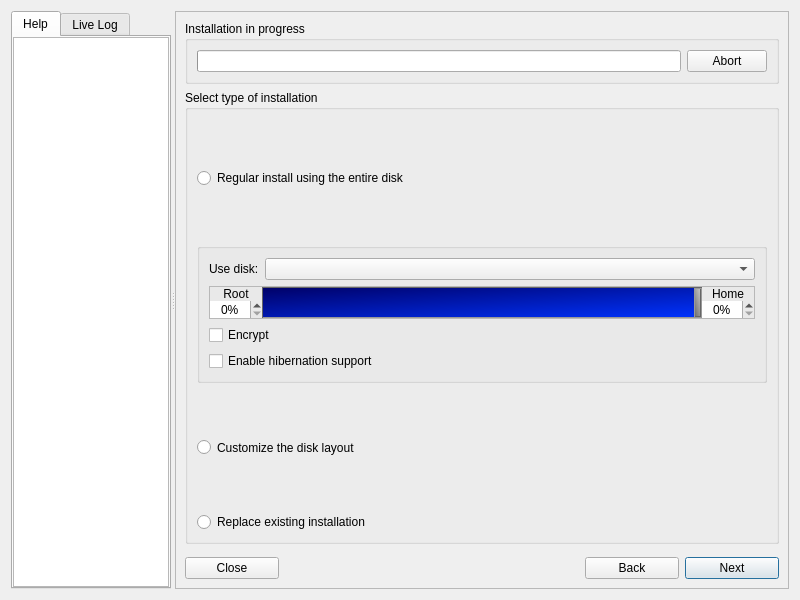
This is meinstall.ui in gazelle-installer/gazelle-installer as Qt 5 draws it before an edit. The edited form follows.
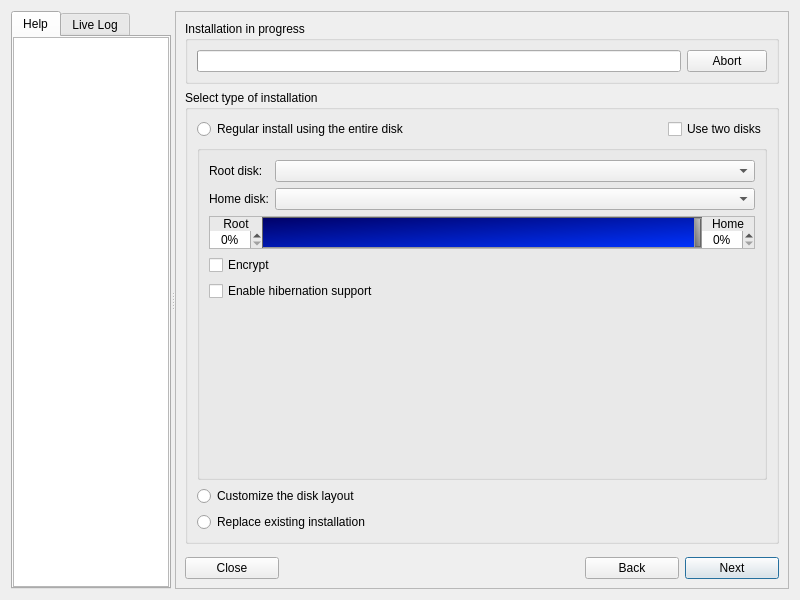
This is the edited form. The open tabs and pages were chosen to show the change. Icons and pictures are not drawn. Custom widgets are drawn as their Qt base class.

Commit message: Initial UX to make common dual-disk (root and home) setups easier.

What changed in the file:
```diff
--- a/meinstall.ui
+++ b/meinstall.ui
@@ -341,22 +341,49 @@
               <string>Select type of installation</string>
              </property>
              <layout class="QGridLayout">
-              <item row="1" column="0" colspan="3">
+              <item row="0" column="0">
+               <widget class="QRadioButton" name="radioEntireDisk">
+                <property name="sizePolicy">
+                 <sizepolicy hsizetype="MinimumExpanding" vsizetype="Minimum">
+                  <horstretch>0</horstretch>
+                  <verstretch>0</verstretch>
+                 </sizepolicy>
+                </property>
+                <property name="text">
+                 <string>Regular install using the entire disk</string>
+                </property>
+               </widget>
+              </item>
+              <item row="0" column="1">
+               <widget class="QCheckBox" name="checkDoubleDisk">
+                <property name="text">
+                 <string>Use two disks</string>
+                </property>
+               </widget>
+              </item>
+              <item row="1" column="0" colspan="2">
                <widget class="QGroupBox" name="boxAutoPart">
                 <layout class="QFormLayout">
-                 <item row="1" column="1">
-                  <widget class="QComboBox" name="comboDisk"/>
+                 <item row="0" column="0">
+                  <widget class="QLabel" name="labelDiskRoot">
+                   <property name="text">
+                    <string>Root disk:</string>
+                   </property>
+                  </widget>
+                 </item>
+                 <item row="0" column="1">
+                  <widget class="QComboBox" name="comboDiskRoot"/>
                  </item>
                  <item row="1" column="0">
                   <widget class="QLabel" name="labelDisk">
                    <property name="text">
-                    <string>Use disk:</string>
-                   </property>
-                   <property name="wordWrap">
-                    <bool>false</bool>
+                    <string>Home disk:</string>
                    </property>
                   </widget>
                  </item>
+                 <item row="1" column="1">
+                  <widget class="QComboBox" name="comboDiskHome"/>
+                 </item>
                  <item row="2" column="0" colspan="2">
                   <widget class="QFrame" name="boxSliderPart">
                    <property name="frameShape">
@@ -518,27 +545,8 @@
                 </layout>
                </widget>
               </item>
-              <item row="0" column="0" colspan="3">
-               <widget class="QRadioButton" name="radioEntireDisk">
-                <property name="sizePolicy">
-                 <sizepolicy hsizetype="MinimumExpanding" vsizetype="Minimum">
-                  <horstretch>0</horstretch>
-                  <verstretch>0</verstretch>
-                 </sizepolicy>
-                </property>
-                <property name="text">
-                 <string>Regular install using the entire disk</string>
-                </property>
-               </widget>
-              </item>
               <item row="2" column="0" colspan="2">
                <widget class="QRadioButton" name="radioCustomPart">
-                <property name="sizePolicy">
-                 <sizepolicy hsizetype="MinimumExpanding" vsizetype="Minimum">
-                  <horstretch>0</horstretch>
-                  <verstretch>0</verstretch>
-                 </sizepolicy>
-                </property>
                 <property name="text">
                  <string>Customize the disk layout</string>
                 </property>
```
Left out of the diff: 6 changed lines with no effect on the pictures. The commit also changes 6 other files.
